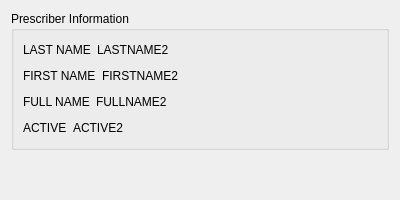
The window that src/db/prescriberdisplay.ui (kyledevans/Medicine-Track) describes before a commit, drawn with Qt 5.
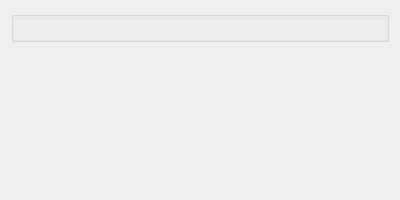
The same window after the commit. Custom widgets are drawn as their Qt base class.

Diff of the .ui file:
```diff
--- a/src/db/prescriberdisplay.ui
+++ b/src/db/prescriberdisplay.ui
@@ -15,137 +15,7 @@
   </property>
   <layout class="QVBoxLayout" name="verticalLayout">
    <item>
-    <widget class="QGroupBox" name="groupBox">
-     <property name="title">
-      <string>Prescriber Information</string>
-     </property>
-     <layout class="QVBoxLayout" name="verticalLayout_2">
-      <item>
-       <layout class="QHBoxLayout" name="horizontalLayout">
-        <item>
-         <widget class="QLabel" name="lastTitle">
-          <property name="text">
-           <string>LAST NAME</string>
-          </property>
-         </widget>
-        </item>
-        <item>
-         <widget class="QLabel" name="lastLabel">
-          <property name="text">
-           <string>LASTNAME2</string>
-          </property>
-         </widget>
-        </item>
-        <item>
-         <spacer name="horizontalSpacer">
-          <property name="orientation">
-           <enum>Qt::Horizontal</enum>
-          </property>
-          <property name="sizeHint" stdset="0">
-           <size>
-            <width>40</width>
-            <height>20</height>
-           </size>
-          </property>
-         </spacer>
-        </item>
-       </layout>
-      </item>
-      <item>
-       <layout class="QHBoxLayout" name="horizontalLayout_2">
-        <item>
-         <widget class="QLabel" name="firstTitle">
-          <property name="text">
-           <string>FIRST NAME</string>
-          </property>
-         </widget>
-        </item>
-        <item>
-         <widget class="QLabel" name="firstLabel">
-          <property name="text">
-           <string>FIRSTNAME2</string>
-          </property>
-         </widget>
-        </item>
-        <item>
-         <spacer name="horizontalSpacer_2">
-          <property name="orientation">
-           <enum>Qt::Horizontal</enum>
-          </property>
-          <property name="sizeHint" stdset="0">
-           <size>
-            <width>40</width>
-            <height>20</height>
-           </size>
-          </property>
-         </spacer>
-        </item>
-       </layout>
-      </item>
-      <item>
-       <layout class="QHBoxLayout" name="horizontalLayout_3">
-        <item>
-         <widget class="QLabel" name="fullTitle">
-          <property name="text">
-           <string>FULL NAME</string>
-          </property>
-         </widget>
-        </item>
-        <item>
-         <widget class="QLabel" name="fullLabel">
-          <property name="text">
-           <string>FULLNAME2</string>
-          </property>
-         </widget>
-        </item>
-        <item>
-         <spacer name="horizontalSpacer_3">
-          <property name="orientation">
-           <enum>Qt::Horizontal</enum>
-          </property>
-          <property name="sizeHint" stdset="0">
-           <size>
-            <width>40</width>
-            <height>20</height>
-           </size>
-          </property>
-         </spacer>
-        </item>
-       </layout>
-      </item>
-      <item>
-       <layout class="QHBoxLayout" name="horizontalLayout_4">
-        <item>
-         <widget class="QLabel" name="activeTitle">
-          <property name="text">
-           <string>ACTIVE</string>
-          </property>
-         </widget>
-        </item>
-        <item>
-         <widget class="QLabel" name="activeLabel">
-          <property name="text">
-           <string>ACTIVE2</string>
-          </property>
-         </widget>
-        </item>
-        <item>
-         <spacer name="horizontalSpacer_4">
-          <property name="orientation">
-           <enum>Qt::Horizontal</enum>
-          </property>
-          <property name="sizeHint" stdset="0">
-           <size>
-            <width>40</width>
-            <height>20</height>
-           </size>
-          </property>
-         </spacer>
-        </item>
-       </layout>
-      </item>
-     </layout>
-    </widget>
+    <widget class="PrescriberGroupBox" name="prescriberBox"/>
    </item>
    <item>
     <spacer name="verticalSpacer">
@@ -162,6 +32,14 @@
    </item>
   </layout>
  </widget>
+ <customwidgets>
+  <customwidget>
+   <class>PrescriberGroupBox</class>
+   <extends>QGroupBox</extends>
+   <header>prescribergroupbox.h</header>
+   <container>1</container>
+  </customwidget>
+ </customwidgets>
  <resources/>
  <connections/>
 </ui>
```
